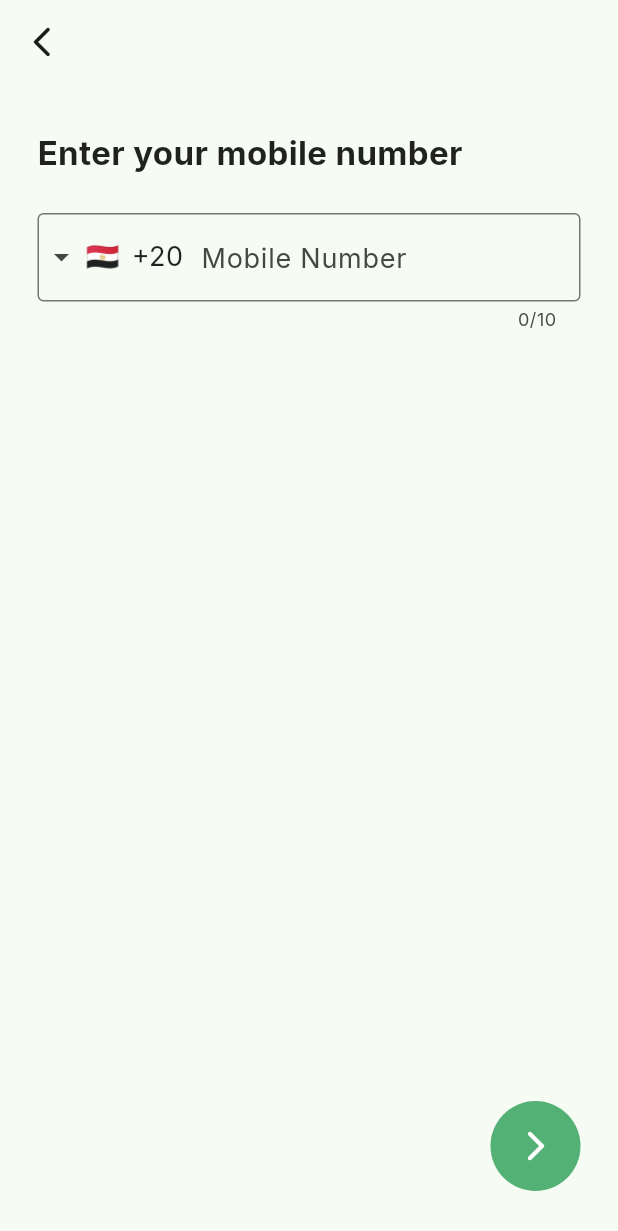
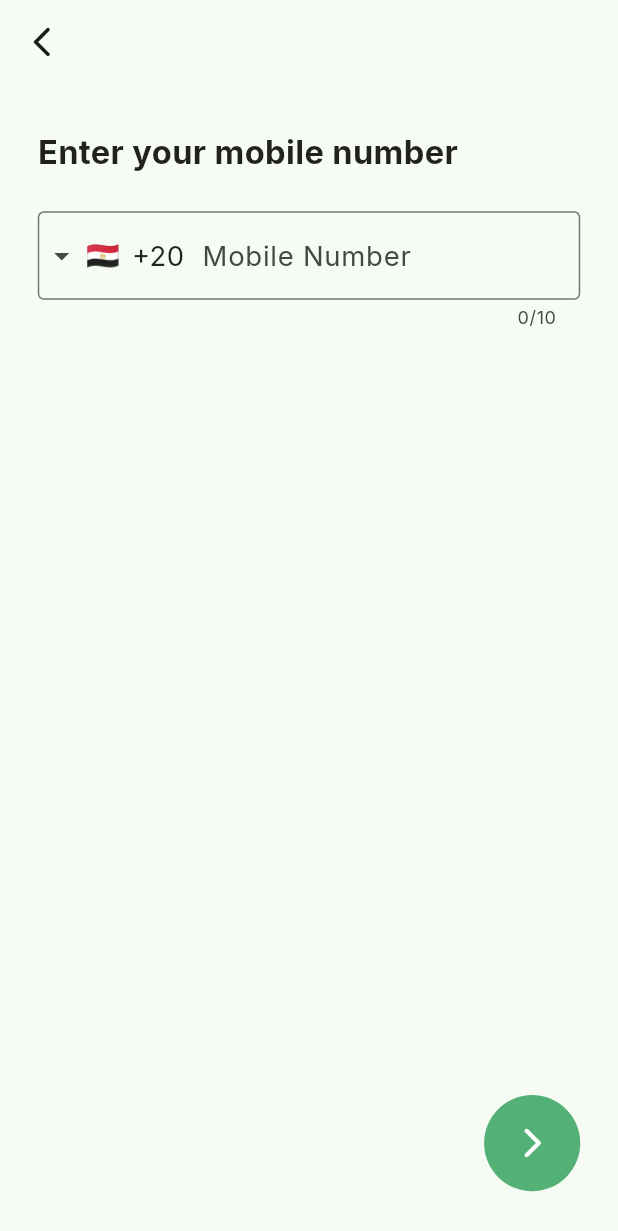
Before and after one commit to mohamed3sman/grocery_app, a Flutter app: the screen it shows after launch, after a tap on "Get Started", after a tap on "Continue with Mobile number", on a phone screen of 412 x 824 dp. Shown: the top 1231 px of the screen. Run offline on Flutter 3.47's test engine with Material 2 defaults, Android fonts, the phone set to English and light mode, and no system bars; drawn by our look-alikes of intl_phone_field; our stand-ins replace animate_do, flutter_screenutil, google_fonts; missing offline and left inert: flutter_verification_code; statements that could not run were skipped.

Commit message:
some views responsive done

```diff
--- a/lib/main.dart
+++ b/lib/main.dart
@@ -1,4 +1,5 @@
 import 'package:flutter/material.dart';
+import 'package:flutter_screenutil/flutter_screenutil.dart';
 import 'package:google_fonts/google_fonts.dart';
 import 'package:grocery_app/shared/constants.dart';
 import 'package:grocery_app/views/splash_view/splash_view.dart';
@@ -13,6 +14,12 @@ class MyApp extends StatelessWidget {
   // This widget is the root of your application.
   @override
   Widget build(BuildContext context) {
+    return ScreenUtilInit(
+      designSize: const Size(360, 690),
+      minTextAdapt: true,
+      splitScreenMode: true,
+      // Use builder only if you need to use library outside ScreenUtilInit context
+      builder: (_, child) {
         return MaterialApp(
           debugShowCheckedModeBanner: false,
           theme: ThemeData(
@@ -22,5 +29,7 @@ class MyApp extends StatelessWidget {
           ),
           home: const SplashView(),
         );
+      },
+    );
   }
 }
--- a/lib/shared/components/continue_button.dart
+++ b/lib/shared/components/continue_button.dart
@@ -1,4 +1,5 @@
 import 'package:flutter/material.dart';
+import 'package:flutter_screenutil/flutter_screenutil.dart';
 
 class ContinueButton extends StatelessWidget {
   const ContinueButton(
@@ -16,24 +17,24 @@ class ContinueButton extends StatelessWidget {
         onPressed: () {},
         color: color,
         minWidth: double.infinity,
-        padding: const EdgeInsets.symmetric(
-          horizontal: 35,
+        padding: EdgeInsets.symmetric(
+          horizontal: 35.w,
         ),
         shape: RoundedRectangleBorder(borderRadius: BorderRadius.circular(18)),
         child: Row(
           children: [
             Image.asset(
               icon,
-              width: 35,
+              width: 35.w,
             ),
-            const SizedBox(
-              width: 20,
+            SizedBox(
+              width: 15.h,
             ),
             Text(
               text,
-              style: const TextStyle(
+              style: TextStyle(
                 color: Colors.white,
-                fontSize: 18,
+                fontSize: 15.5.sp,
                 fontWeight: FontWeight.w500,
               ),
             ),
--- a/lib/shared/components/default_button.dart
+++ b/lib/shared/components/default_button.dart
@@ -1,4 +1,5 @@
 import 'package:flutter/material.dart';
+import 'package:flutter_screenutil/flutter_screenutil.dart';
 import 'package:grocery_app/shared/constants.dart';
 
 class DefaultButton extends StatelessWidget {
@@ -19,9 +20,9 @@ class DefaultButton extends StatelessWidget {
       shape: RoundedRectangleBorder(borderRadius: BorderRadius.circular(18)),
       child: Text(
         text,
-        style: const TextStyle(
+        style: TextStyle(
           color: Colors.white,
-          fontSize: 20,
+          fontSize: 17.5.sp,
           fontWeight: FontWeight.w600,
         ),
       ),
--- a/lib/views/continue_view/widgets/continue_view_body.dart
+++ b/lib/views/continue_view/widgets/continue_view_body.dart
@@ -1,4 +1,5 @@
 import 'package:flutter/material.dart';
+import 'package:flutter_screenutil/flutter_screenutil.dart';
 import 'package:grocery_app/shared/components/continue_button.dart';
 import 'package:grocery_app/shared/components/default_button.dart';
 import 'package:grocery_app/shared/constants.dart';
@@ -15,23 +16,23 @@ class ContinueViewBody extends StatelessWidget {
         children: [
           Image.asset('assets/images/login-image.png'),
           Padding(
-            padding: const EdgeInsets.only(
-              top: 20,
-              left: 25,
-              right: 25,
+            padding: EdgeInsets.only(
+              top: 15.h,
+              left: 20.w,
+              right: 20.w,
             ),
             child: Column(
               crossAxisAlignment: CrossAxisAlignment.start,
               children: [
-                const Text(
+                Text(
                   'Get your groceries\nwith nectar',
                   style: TextStyle(
-                    fontSize: 22,
+                    fontSize: 19.sp,
                     fontWeight: FontWeight.w700,
                   ),
                 ),
-                const SizedBox(
-                  height: 30,
+                SizedBox(
+                  height: 25.h,
                 ),
                 DefaultButton(
                   text: 'Continue with Mobile number',
@@ -42,37 +43,40 @@ class ContinueViewBody extends StatelessWidget {
                     }));
                   },
                 ),
-                const SizedBox(
-                  height: 25,
+                SizedBox(
+                  height: 20.h,
                 ),
-                const Row(
+                Row(
                   mainAxisAlignment: MainAxisAlignment.center,
                   children: [
                     Text(
                       'Or connect with social media',
                       style: TextStyle(
-                        fontSize: 15,
+                        fontSize: 13.sp,
                         fontWeight: FontWeight.w600,
-                        color: Color(0xff757575),
+                        color: const Color(0xff757575),
                       ),
                     ),
                   ],
                 ),
-                const SizedBox(
-                  height: 35,
+                SizedBox(
+                  height: 30.h,
                 ),
                 const ContinueButton(
                   icon: 'assets/icons/google.png',
                   text: 'Continue with Google',
                   color: googleButtonColor,
                 ),
-                const SizedBox(
-                  height: 20,
+                SizedBox(
+                  height: 15.h,
                 ),
                 const ContinueButton(
                   icon: 'assets/icons/facebook.png',
                   text: 'Continue with Facebook',
                   color: facebookButtonColor,
+                ),
+                SizedBox(
+                  height: 15.h,
                 ),
               ],
             ),
--- a/lib/views/number_view/widgets/number_view_body.dart
+++ b/lib/views/number_view/widgets/number_view_body.dart
@@ -1,4 +1,5 @@
 import 'package:flutter/material.dart';
+import 'package:flutter_screenutil/flutter_screenutil.dart';
 import 'package:grocery_app/shared/constants.dart';
 import 'package:grocery_app/views/verification_view/verification_view.dart';
 import 'package:intl_phone_field/intl_phone_field.dart';
@@ -9,35 +10,35 @@ class NumberViewBody extends StatelessWidget {
   @override
   Widget build(BuildContext context) {
     return Padding(
-      padding: const EdgeInsets.only(left: 25, right: 25, top: 30, bottom: 30),
+      padding: EdgeInsets.only(left: 22.w, right: 22.w, top: 30, bottom: 25.h),
       child: Column(
         crossAxisAlignment: CrossAxisAlignment.start,
         children: [
-          const Text(
+          Text(
             'Enter your mobile number',
             style: TextStyle(
-              fontSize: 22,
+              fontSize: 19.sp,
               fontWeight: FontWeight.w700,
             ),
           ),
-          const SizedBox(
-            height: 25,
+          SizedBox(
+            height: 20.h,
           ),
           IntlPhoneField(
             cursorColor: primaryColor,
-            style: const TextStyle(
-              fontSize: 18,
+            style: TextStyle(
+              fontSize: 16.sp,
             ),
-            dropdownTextStyle: const TextStyle(
-              fontSize: 18,
+            dropdownTextStyle: TextStyle(
+              fontSize: 16.sp,
             ),
             keyboardType: TextInputType.phone,
-            decoration: const InputDecoration(
+            decoration: InputDecoration(
               labelText: 'Mobile Number',
               labelStyle: TextStyle(
-                fontSize: 18,
+                fontSize: 16.sp,
               ),
-              border: OutlineInputBorder(
+              border: const OutlineInputBorder(
                 borderSide: BorderSide(),
               ),
             ),
@@ -56,10 +57,10 @@ class NumberViewBody extends StatelessWidget {
                     return const VerificationView();
                   }));
                 },
-                child: const CircleAvatar(
+                child: CircleAvatar(
                   backgroundColor: primaryColor,
-                  radius: 30,
-                  child: Icon(
+                  radius: 28.r,
+                  child: const Icon(
                     Icons.arrow_forward_ios_rounded,
                     color: Colors.white,
                   ),
--- a/lib/views/onboarding_view/widgets/onboarding_view_body.dart
+++ b/lib/views/onboarding_view/widgets/onboarding_view_body.dart
@@ -2,6 +2,7 @@ import 'package:flutter/material.dart';
 import 'package:google_fonts/google_fonts.dart';
 import 'package:grocery_app/shared/components/default_button.dart';
 import 'package:grocery_app/views/continue_view/continue_view.dart';
+import 'package:flutter_screenutil/flutter_screenutil.dart';
 
 class OnBoardingViewBody extends StatelessWidget {
   const OnBoardingViewBody({super.key});
@@ -17,43 +18,49 @@ class OnBoardingViewBody extends StatelessWidget {
         ),
         Center(
           child: Padding(
-            padding: const EdgeInsets.only(bottom: 70),
+            padding: EdgeInsets.only(
+                bottom: MediaQuery.of(context).size.height * 0.07),
             child: Column(
               mainAxisAlignment: MainAxisAlignment.end,
               children: [
                 Image.asset(
                   'assets/images/carrot.png',
                 ),
-                const SizedBox(
-                  height: 35,
+                SizedBox(
+                  height: 30.h,
                 ),
-                Text(
+                SizedBox(
+                  child: Text(
                     textAlign: TextAlign.center,
                     'Welcome\nto our store',
                     style: GoogleFonts.inter(
                       color: Colors.white,
-                    fontSize: 40,
+                      fontSize: 36.sp,
                       fontWeight: FontWeight.w600,
                       height: 1.2,
                     ),
                   ),
-                const SizedBox(
-                  height: 10,
                 ),
-                Text(
+                SizedBox(
+                  height: 6.h,
+                ),
+                SizedBox(
+                  width: MediaQuery.of(context).size.width * 0.8,
+                  child: Text(
                     textAlign: TextAlign.center,
                     'Get your groceries in as fast as one hour',
                     style: GoogleFonts.inter(
                       color: Colors.grey,
-                    fontSize: 15,
+                      fontSize: 14.sp,
                       height: 1.2,
                     ),
                   ),
-                const SizedBox(
-                  height: 40,
+                ),
+                SizedBox(
+                  height: 32.h,
                 ),
                 Padding(
-                  padding: const EdgeInsets.symmetric(horizontal: 30),
+                  padding: EdgeInsets.symmetric(horizontal: 25.w),
                   child: DefaultButton(
                     text: 'Get Started',
                     onPressed: () {
--- a/lib/views/splash_view/widgets/splash_view_body.dart
+++ b/lib/views/splash_view/widgets/splash_view_body.dart
@@ -25,7 +25,9 @@ class _SplashViewBodyState extends State<SplashViewBody> {
   @override
   Widget build(BuildContext context) {
     return Center(
-      child: Image.asset('assets/images/logo.png'),
+      child: SizedBox(
+          width: MediaQuery.of(context).size.width * 0.8,
+          child: Image.asset('assets/images/logo.png')),
     );
   }
 }
--- a/pubspec.yaml
+++ b/pubspec.yaml
@@ -39,6 +39,7 @@ dependencies:
   intl_phone_field: ^3.2.0
   flutter_verification_code: ^1.1.7
   animate_do: ^3.0.2
+  flutter_screenutil: ^5.9.0
 
 dev_dependencies:
   flutter_test:
```
Also changed, not shown: lib/shared/components/custom_text_field.dart (+4 -3 lines), lib/views/location_view/widgets/location_view_body.dart (+12 -11 lines), lib/views/login_view/widgets/login_view_body.dart (+31 -27 lines), lib/views/signup_view/widgets/signup_view_body.dart (+33 -29 lines), lib/views/verification_view/widgets/verification_view_body.dart (+15 -13 lines), pubspec.lock. Lines whose indentation alone changed are shown as unchanged.
